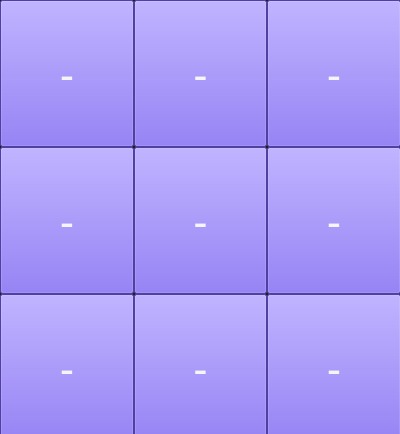
Before: the Qt Designer form assets/game.ui in mihkuno/INOATASK, drawn with Qt 5.
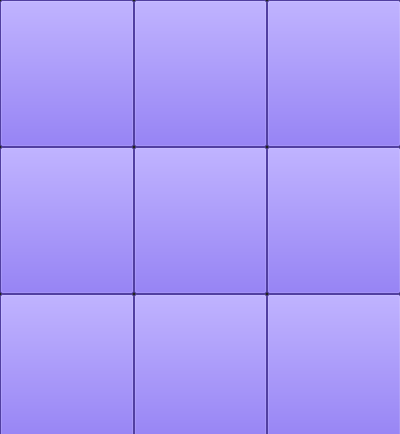
After: the same form once the commit is applied.

Diff of the .ui file:
```diff
--- a/assets/game.ui
+++ b/assets/game.ui
@@ -48,7 +48,7 @@
         <string notr="true">color: whitesmoke; background-color: #7158e2</string>
        </property>
        <property name="text">
-        <string>-</string>
+        <string/>
        </property>
       </widget>
      </item>
@@ -70,7 +70,7 @@
         <string notr="true">color: whitesmoke; background-color: #7158e2</string>
        </property>
        <property name="text">
-        <string>-</string>
+        <string/>
        </property>
       </widget>
      </item>
@@ -92,7 +92,7 @@
         <string notr="true">color: whitesmoke; background-color: #7158e2</string>
        </property>
        <property name="text">
-        <string>-</string>
+        <string/>
        </property>
       </widget>
      </item>
@@ -114,7 +114,7 @@
         <string notr="true">color: whitesmoke; background-color: #7158e2</string>
        </property>
        <property name="text">
-        <string>-</string>
+        <string/>
        </property>
       </widget>
      </item>
@@ -136,7 +136,7 @@
         <string notr="true">color: whitesmoke; background-color: #7158e2</string>
        </property>
        <property name="text">
-        <string>-</string>
+        <string/>
        </property>
       </widget>
      </item>
@@ -158,7 +158,7 @@
         <string notr="true">color: whitesmoke; background-color: #7158e2</string>
        </property>
        <property name="text">
-        <string>-</string>
+        <string/>
        </property>
       </widget>
      </item>
@@ -180,7 +180,7 @@
         <string notr="true">color: whitesmoke; background-color: #7158e2</string>
        </property>
        <property name="text">
-        <string>-</string>
+        <string/>
        </property>
       </widget>
      </item>
@@ -202,7 +202,7 @@
         <string notr="true">color: whitesmoke; background-color: #7158e2</string>
        </property>
        <property name="text">
-        <string>-</string>
+        <string/>
        </property>
       </widget>
      </item>
@@ -224,7 +224,7 @@
         <string notr="true">color: whitesmoke; background-color: #7158e2</string>
        </property>
        <property name="text">
-        <string>-</string>
+        <string/>
        </property>
       </widget>
      </item>
```
